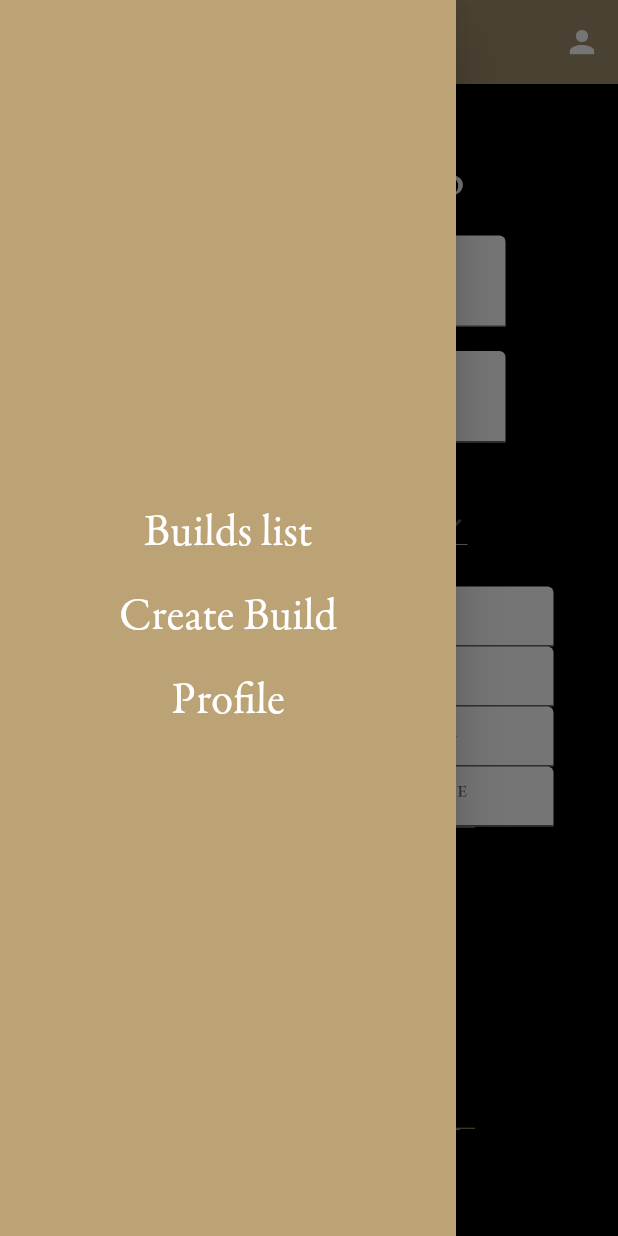
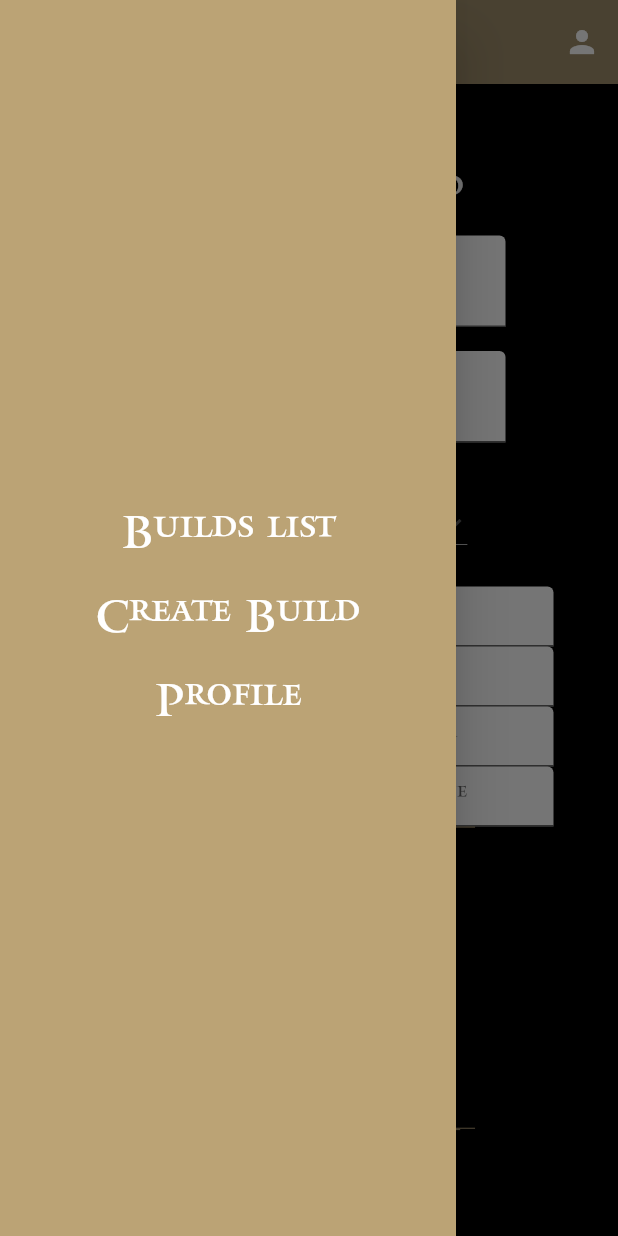
Before and after one commit to yvanmig/Elden-Build, a Flutter app: the CreateBuild screen opened by its route, with the side drawer open, on a phone screen of 412 x 824 dp. Run offline on Flutter 3.47's test engine with Material 2 defaults, Android fonts, the phone set to English and light mode, and no system bars; our stand-ins replace email_validator, flutter_image_slideshow, image_picker; accounts and stored records are empty; network calls fail.

Commit message:
fix text styles

```diff
--- a/lib/layout/pages/build_page.dart
+++ b/lib/layout/pages/build_page.dart
@@ -83,7 +83,7 @@ class BuildPage extends StatelessWidget {
                     Expanded(
                       child: Padding(
                         padding: const EdgeInsets.symmetric(horizontal: 75),
-                        child: Text(buildDescription),
+                        child: Text(buildDescription, style: TextStyle(color: Colors.white)),
                       ),
                     )
                   ],
--- a/lib/layout/partials/drawer_menu_item.dart
+++ b/lib/layout/partials/drawer_menu_item.dart
@@ -19,6 +19,7 @@ class DrawerMenuItem extends StatelessWidget {
           itemTitle,
           textAlign: TextAlign.center,
           style: const TextStyle(
+            fontFamily: 'Mantinia',
               color: Colors.white,
               fontSize: 30
           )
```
Also changed, not shown: 2 other files.
